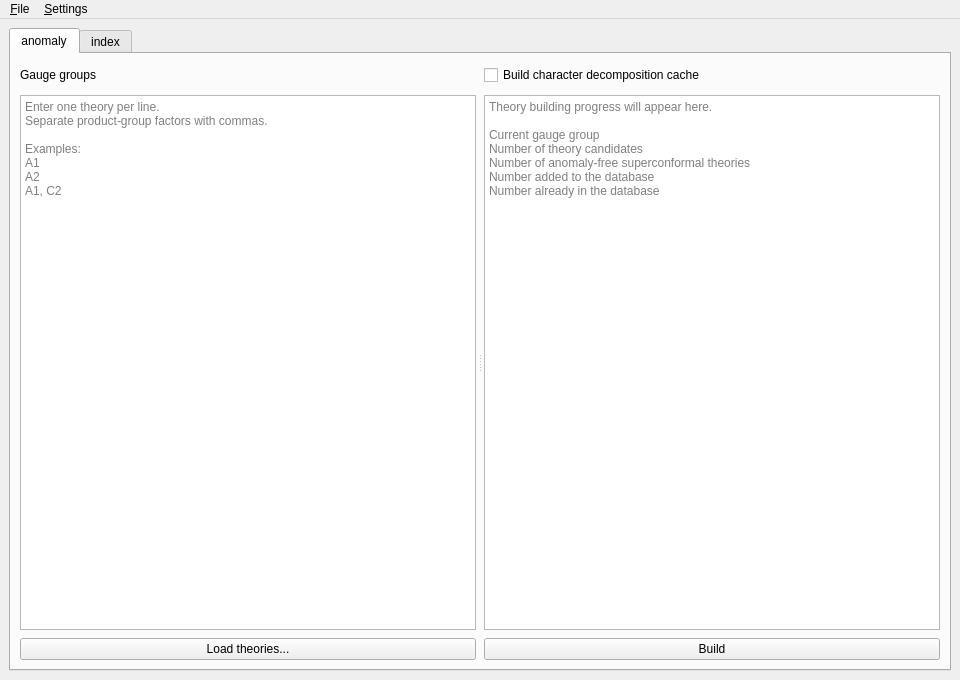
This is gui/n2_db.ui in SansyHuman/N2SCFTDB as Qt 5 draws it before an edit. The edited form follows.
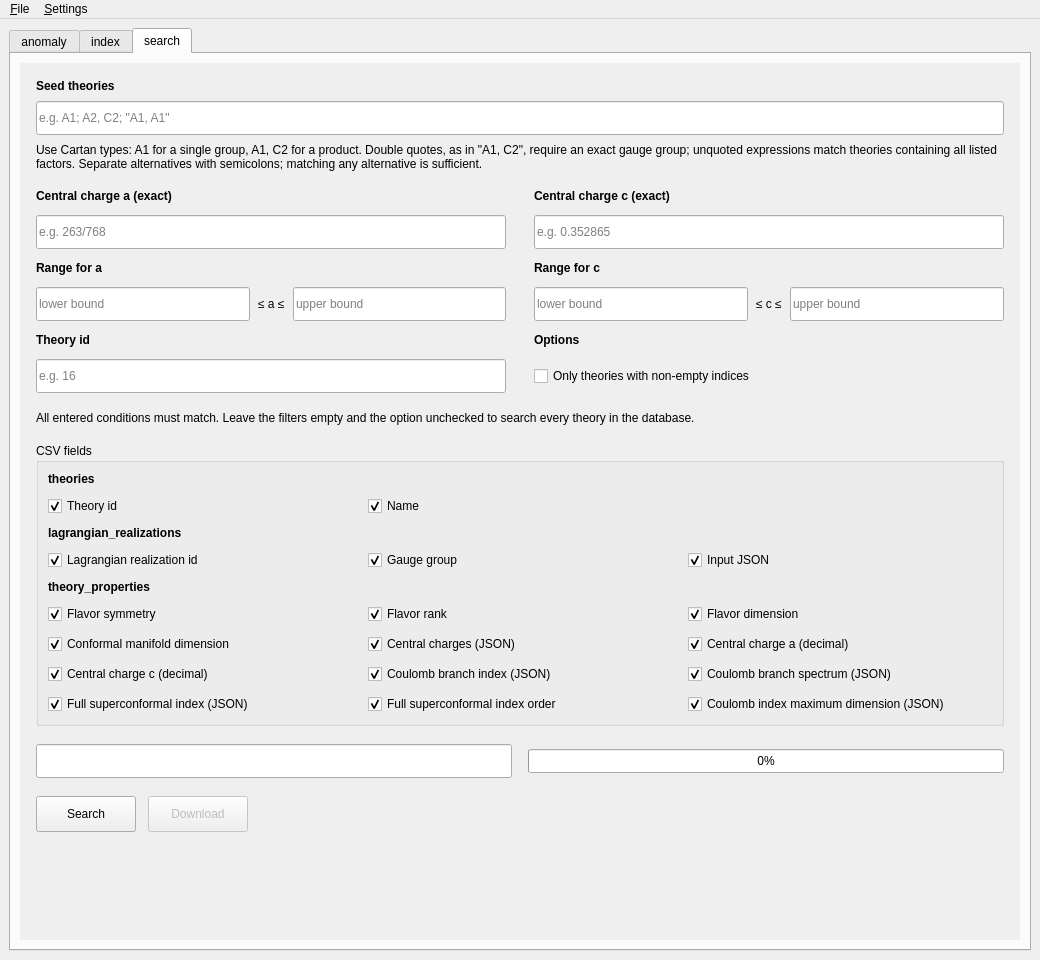
This is the edited form. The open tabs and pages were chosen to show the change.

Commit message: Implemented downloading theory data.

```diff
--- a/gui/n2_db.ui
+++ b/gui/n2_db.ui
@@ -2,7 +2,7 @@
 <ui version="4.0">
  <class>N2DatabaseWindow</class>
  <widget class="QMainWindow" name="N2DatabaseWindow">
-  <property name="geometry"><rect><x>0</x><y>0</y><width>960</width><height>680</height></rect></property>
+  <property name="geometry"><rect><x>0</x><y>0</y><width>1040</width><height>960</height></rect></property>
   <property name="windowTitle"><string>N2SCFTDB</string></property>
   <widget class="QWidget" name="centralwidget">
    <layout class="QVBoxLayout" name="mainLayout">
@@ -160,6 +160,361 @@
         </item>
        </layout>
       </widget>
+      <widget class="QWidget" name="searchTab">
+       <attribute name="title"><string>search</string></attribute>
+       <layout class="QVBoxLayout" name="searchTabLayout">
+        <item>
+         <widget class="QScrollArea" name="searchScrollArea">
+          <property name="frameShape"><enum>QFrame::NoFrame</enum></property>
+          <property name="widgetResizable"><bool>true</bool></property>
+          <widget class="QWidget" name="searchFormPanel">
+           <layout class="QVBoxLayout" name="searchFormLayout">
+            <property name="spacing"><number>18</number></property>
+            <property name="leftMargin"><number>16</number></property>
+            <property name="topMargin"><number>16</number></property>
+            <property name="rightMargin"><number>16</number></property>
+            <property name="bottomMargin"><number>16</number></property>
+            <item>
+             <layout class="QVBoxLayout" name="searchSeedLayout">
+              <property name="spacing"><number>8</number></property>
+              <item>
+               <widget class="QLabel" name="searchSeedLabel">
+                <property name="font"><font><bold>true</bold></font></property>
+                <property name="text"><string>Seed theories</string></property>
+                <property name="buddy"><cstring>searchGaugeGroupsEdit</cstring></property>
+               </widget>
+              </item>
+              <item>
+               <widget class="QLineEdit" name="searchGaugeGroupsEdit">
+                <property name="minimumSize"><size><width>0</width><height>34</height></size></property>
+                <property name="accessibleName"><string>Seed theory gauge groups in Cartan notation</string></property>
+                <property name="placeholderText"><string>e.g. A1; A2, C2; &quot;A1, A1&quot;</string></property>
+                <property name="toolTip"><string>Enter Cartan types. Commas join factors of a product gauge group. Double quotes require exactly that gauge group; unquoted expressions require all listed factors. Semicolons separate alternatives, any one of which may match. Leave empty for no gauge-group restriction.</string></property>
+               </widget>
+              </item>
+              <item>
+               <widget class="QLabel" name="searchSeedHelpLabel">
+                <property name="text"><string>Use Cartan types: A1 for a single group, A1, C2 for a product. Double quotes, as in &quot;A1, C2&quot;, require an exact gauge group; unquoted expressions match theories containing all listed factors. Separate alternatives with semicolons; matching any alternative is sufficient.</string></property>
+                <property name="wordWrap"><bool>true</bool></property>
+               </widget>
+              </item>
+             </layout>
+            </item>
+            <item>
+             <layout class="QGridLayout" name="searchCriteriaLayout" columnstretch="1,1">
+              <property name="horizontalSpacing"><number>28</number></property>
+              <property name="verticalSpacing"><number>12</number></property>
+              <item row="0" column="0">
+               <widget class="QLabel" name="searchCentralChargeALabel">
+                <property name="font"><font><bold>true</bold></font></property>
+                <property name="text"><string>Central charge a (exact)</string></property>
+                <property name="buddy"><cstring>searchCentralChargeAEdit</cstring></property>
+               </widget>
+              </item>
+              <item row="0" column="1">
+               <widget class="QLabel" name="searchCentralChargeCLabel">
+                <property name="font"><font><bold>true</bold></font></property>
+                <property name="text"><string>Central charge c (exact)</string></property>
+                <property name="buddy"><cstring>searchCentralChargeCEdit</cstring></property>
+               </widget>
+              </item>
+              <item row="1" column="0">
+               <widget class="QLineEdit" name="searchCentralChargeAEdit">
+                <property name="minimumSize"><size><width>0</width><height>34</height></size></property>
+                <property name="placeholderText"><string>e.g. 263/768</string></property>
+                <property name="toolTip"><string>Exact central charge a. Leave empty for no exact-value restriction.</string></property>
+               </widget>
+              </item>
+              <item row="1" column="1">
+               <widget class="QLineEdit" name="searchCentralChargeCEdit">
+                <property name="minimumSize"><size><width>0</width><height>34</height></size></property>
+                <property name="placeholderText"><string>e.g. 0.352865</string></property>
+                <property name="toolTip"><string>Exact central charge c. Leave empty for no exact-value restriction.</string></property>
+               </widget>
+              </item>
+              <item row="2" column="0">
+               <widget class="QLabel" name="searchCentralChargeARangeLabel">
+                <property name="font"><font><bold>true</bold></font></property>
+                <property name="text"><string>Range for a</string></property>
+                <property name="buddy"><cstring>searchCentralChargeAMinEdit</cstring></property>
+               </widget>
+              </item>
+              <item row="2" column="1">
+               <widget class="QLabel" name="searchCentralChargeCRangeLabel">
+                <property name="font"><font><bold>true</bold></font></property>
+                <property name="text"><string>Range for c</string></property>
+                <property name="buddy"><cstring>searchCentralChargeCMinEdit</cstring></property>
+               </widget>
+              </item>
+              <item row="3" column="0">
+               <layout class="QHBoxLayout" name="searchCentralChargeARangeLayout">
+                <property name="spacing"><number>8</number></property>
+                <item><widget class="QLineEdit" name="searchCentralChargeAMinEdit">
+                 <property name="minimumSize"><size><width>0</width><height>34</height></size></property>
+                 <property name="accessibleName"><string>Inclusive lower bound for central charge a</string></property>
+                 <property name="placeholderText"><string>lower bound</string></property>
+                 <property name="toolTip"><string>Inclusive lower bound for a. Leave empty for no lower bound.</string></property>
+                </widget></item>
+                <item><widget class="QLabel" name="searchCentralChargeARangeSeparator"><property name="text"><string>≤ a ≤</string></property></widget></item>
+                <item><widget class="QLineEdit" name="searchCentralChargeAMaxEdit">
+                 <property name="minimumSize"><size><width>0</width><height>34</height></size></property>
+                 <property name="accessibleName"><string>Inclusive upper bound for central charge a</string></property>
+                 <property name="placeholderText"><string>upper bound</string></property>
+                 <property name="toolTip"><string>Inclusive upper bound for a. Leave empty for no upper bound.</string></property>
+                </widget></item>
+               </layout>
+              </item>
+              <item row="3" column="1">
+               <layout class="QHBoxLayout" name="searchCentralChargeCRangeLayout">
+                <property name="spacing"><number>8</number></property>
+                <item><widget class="QLineEdit" name="searchCentralChargeCMinEdit">
+                 <property name="minimumSize"><size><width>0</width><height>34</height></size></property>
+                 <property name="accessibleName"><string>Inclusive lower bound for central charge c</string></property>
+                 <property name="placeholderText"><string>lower bound</string></property>
+                 <property name="toolTip"><string>Inclusive lower bound for c. Leave empty for no lower bound.</string></property>
+                </widget></item>
+                <item><widget class="QLabel" name="searchCentralChargeCRangeSeparator"><property name="text"><string>≤ c ≤</string></property></widget></item>
+                <item><widget class="QLineEdit" name="searchCentralChargeCMaxEdit">
+                 <property name="minimumSize"><size><width>0</width><height>34</height></size></property>
+                 <property name="accessibleName"><string>Inclusive upper bound for central charge c</string></property>
+                 <property name="placeholderText"><string>upper bound</string></property>
+                 <property name="toolTip"><string>Inclusive upper bound for c. Leave empty for no upper bound.</string></property>
+                </widget></item>
+               </layout>
+              </item>
+              <item row="4" column="0">
+               <widget class="QLabel" name="searchTheoryIdLabel">
+                <property name="font"><font><bold>true</bold></font></property>
+                <property name="text"><string>Theory id</string></property>
+                <property name="buddy"><cstring>searchTheoryIdEdit</cstring></property>
+               </widget>
+              </item>
+              <item row="4" column="1">
+               <widget class="QLabel" name="searchOptionsLabel">
+                <property name="font"><font><bold>true</bold></font></property>
+                <property name="text"><string>Options</string></property>
+                <property name="buddy"><cstring>searchNonEmptyIndicesCheckBox</cstring></property>
+               </widget>
+              </item>
+              <item row="5" column="0">
+               <widget class="QLineEdit" name="searchTheoryIdEdit">
+                <property name="minimumSize"><size><width>0</width><height>34</height></size></property>
+                <property name="placeholderText"><string>e.g. 16</string></property>
+                <property name="toolTip"><string>The ID of the theory, not a Lagrangian realization ID. Leave empty for no ID restriction.</string></property>
+               </widget>
+              </item>
+              <item row="5" column="1">
+               <widget class="QCheckBox" name="searchNonEmptyIndicesCheckBox">
+                <property name="text"><string>Only theories with non-empty indices</string></property>
+                <property name="toolTip"><string>Require a calculated full superconformal index. Coulomb branch indices and spectra may be empty.</string></property>
+                <property name="checked"><bool>false</bool></property>
+               </widget>
+              </item>
+             </layout>
+            </item>
+            <item>
+             <widget class="QLabel" name="searchConditionsHelpLabel">
+              <property name="text"><string>All entered conditions must match. Leave the filters empty and the option unchecked to search every theory in the database.</string></property>
+              <property name="wordWrap"><bool>true</bool></property>
+             </widget>
+            </item>
+            <item>
+             <widget class="QGroupBox" name="searchCsvFieldsGroup">
+              <property name="title"><string>CSV fields</string></property>
+              <layout class="QGridLayout" name="searchCsvFieldsLayout" columnstretch="1,1,1">
+               <property name="horizontalSpacing"><number>16</number></property>
+               <property name="verticalSpacing"><number>10</number></property>
+                <item row="0" column="0" colspan="3">
+                 <widget class="QLabel" name="searchCsvTheoriesLabel">
+                  <property name="font"><font><bold>true</bold></font></property>
+                  <property name="text"><string>theories</string></property>
+                 </widget>
+                </item>
+                <item row="1" column="0">
+                 <widget class="QCheckBox" name="searchCsvTheoryIdCheckBox">
+                  <property name="text"><string>Theory id</string></property>
+                  <property name="toolTip"><string>theories.id</string></property>
+                  <property name="checked"><bool>true</bool></property>
+                 </widget>
+                </item>
+                <item row="1" column="1">
+                 <widget class="QCheckBox" name="searchCsvTheoryNameCheckBox">
+                  <property name="text"><string>Name</string></property>
+                  <property name="toolTip"><string>theories.name</string></property>
+                  <property name="checked"><bool>true</bool></property>
+                 </widget>
+                </item>
+                <item row="2" column="0" colspan="3">
+                 <widget class="QLabel" name="searchCsvRealizationsLabel">
+                  <property name="font"><font><bold>true</bold></font></property>
+                  <property name="text"><string>lagrangian_realizations</string></property>
+                 </widget>
+                </item>
+                <item row="3" column="0">
+                 <widget class="QCheckBox" name="searchCsvRealizationIdCheckBox">
+                  <property name="text"><string>Lagrangian realization id</string></property>
+                  <property name="toolTip"><string>lagrangian_realizations.id</string></property>
+                  <property name="checked"><bool>true</bool></property>
+                 </widget>
+                </item>
+                <item row="3" column="1">
+                 <widget class="QCheckBox" name="searchCsvGaugeGroupCheckBox">
+                  <property name="text"><string>Gauge group</string></property>
+                  <property name="toolTip"><string>lagrangian_realizations.gauge_group</string></property>
+                  <property name="checked"><bool>true</bool></property>
+                 </widget>
+                </item>
+                <item row="3" column="2">
+                 <widget class="QCheckBox" name="searchCsvInputJsonCheckBox">
+                  <property name="text"><string>Input JSON</string></property>
+                  <property name="toolTip"><string>lagrangian_realizations.input_json</string></property>
+                  <property name="checked"><bool>true</bool></property>
+                 </widget>
+                </item>
+                <item row="4" column="0" colspan="3">
+                 <widget class="QLabel" name="searchCsvPropertiesLabel">
+                  <property name="font"><font><bold>true</bold></font></property>
+                  <property name="text"><string>theory_properties</string></property>
+                 </widget>
+                </item>
+                <item row="5" column="0">
+                 <widget class="QCheckBox" name="searchCsvFlavorSymmetryCheckBox">
+                  <property name="text"><string>Flavor symmetry</string></property>
+                  <property name="toolTip"><string>theory_properties.flavor_symmetry</string></property>
+                  <property name="checked"><bool>true</bool></property>
+                 </widget>
+                </item>
+                <item row="5" column="1">
+                 <widget class="QCheckBox" name="searchCsvFlavorRankCheckBox">
+                  <property name="text"><string>Flavor rank</string></property>
+                  <property name="toolTip"><string>theory_properties.flavor_rank</string></property>
+                  <property name="checked"><bool>true</bool></property>
+                 </widget>
+                </item>
+                <item row="5" column="2">
+                 <widget class="QCheckBox" name="searchCsvFlavorDimensionCheckBox">
+                  <property name="text"><string>Flavor dimension</string></property>
+                  <property name="toolTip"><string>theory_properties.flavor_dimension</string></property>
+                  <property name="checked"><bool>true</bool></property>
+                 </widget>
+                </item>
+                <item row="6" column="0">
+                 <widget class="QCheckBox" name="searchCsvConformalManifoldDimensionCheckBox">
+                  <property name="text"><string>Conformal manifold dimension</string></property>
+                  <property name="toolTip"><string>theory_properties.conformal_manifold_dimension</string></property>
+                  <property name="checked"><bool>true</bool></property>
+                 </widget>
+                </item>
+                <item row="6" column="1">
+                 <widget class="QCheckBox" name="searchCsvCentralChargesJsonCheckBox">
+                  <property name="text"><string>Central charges (JSON)</string></property>
+                  <property name="toolTip"><string>theory_properties.central_charges_json</string></property>
+                  <property name="checked"><bool>true</bool></property>
+                 </widget>
+                </item>
+                <item row="6" column="2">
+                 <widget class="QCheckBox" name="searchCsvCentralChargeADecimalCheckBox">
+                  <property name="text"><string>Central charge a (decimal)</string></property>
+                  <property name="toolTip"><string>theory_properties.central_charge_a_decimal</string></property>
+                  <property name="checked"><bool>true</bool></property>
+                 </widget>
+                </item>
+                <item row="7" column="0">
+                 <widget class="QCheckBox" name="searchCsvCentralChargeCDecimalCheckBox">
+                  <property name="text"><string>Central charge c (decimal)</string></property>
+                  <property name="toolTip"><string>theory_properties.central_charge_c_decimal</string></property>
+                  <property name="checked"><bool>true</bool></property>
+                 </widget>
+                </item>
+                <item row="7" column="1">
+                 <widget class="QCheckBox" name="searchCsvCoulombBranchIndexJsonCheckBox">
+                  <property name="text"><string>Coulomb branch index (JSON)</string></property>
+                  <property name="toolTip"><string>theory_properties.coulomb_branch_index_json</string></property>
+                  <property name="checked"><bool>true</bool></property>
+                 </widget>
+                </item>
+                <item row="7" column="2">
+                 <widget class="QCheckBox" name="searchCsvCoulombBranchSpectrumJsonCheckBox">
+                  <property name="text"><string>Coulomb branch spectrum (JSON)</string></property>
+                  <property name="toolTip"><string>theory_properties.coulomb_branch_spectrum_json</string></property>
+                  <property name="checked"><bool>true</bool></property>
+                 </widget>
+                </item>
+                <item row="8" column="0">
+                 <widget class="QCheckBox" name="searchCsvSuperconformalIndexJsonCheckBox">
+                  <property name="text"><string>Full superconformal index (JSON)</string></property>
+                  <property name="toolTip"><string>theory_properties.superconformal_index_json</string></property>
+                  <property name="checked"><bool>true</bool></property>
+                 </widget>
+                </item>
+                <item row="8" column="1">
+                 <widget class="QCheckBox" name="searchCsvSuperconformalIndexOrderCheckBox">
+                  <property name="text"><string>Full superconformal index order</string></property>
+                  <property name="toolTip"><string>theory_properties.superconformal_index_order</string></property>
+                  <property name="checked"><bool>true</bool></property>
+                 </widget>
+                </item>
+                <item row="8" column="2">
+                 <widget class="QCheckBox" name="searchCsvCoulombBranchIndexMaxDimensionJsonCheckBox">
+                  <property name="text"><string>Coulomb index maximum dimension (JSON)</string></property>
+                  <property name="toolTip"><string>theory_properties.coulomb_branch_index_max_dimension_json</string></property>
+                  <property name="checked"><bool>true</bool></property>
+                 </widget>
+                </item>
+              </layout>
+             </widget>
+            </item>
+            <item>
+             <layout class="QHBoxLayout" name="searchResultsLayout" stretch="1,1">
+              <property name="spacing"><number>16</number></property>
+              <item>
+               <widget class="QLineEdit" name="searchResultCountEdit">
+                <property name="minimumSize"><size><width>0</width><height>34</height></size></property>
+                <property name="accessibleName"><string>Number of matching theories</string></property>
+                <property name="toolTip"><string>The number of theories satisfying the search conditions will appear here.</string></property>
+                <property name="readOnly"><bool>true</bool></property>
+               </widget>
+              </item>
+              <item>
+               <widget class="QProgressBar" name="searchDownloadProgressBar">
+                <property name="minimumSize"><size><width>0</width><height>24</height></size></property>
+                <property name="accessibleName"><string>Theory CSV download progress</string></property>
+                <property name="toolTip"><string>Progress of writing the matching theories to a CSV file.</string></property>
+                <property name="minimum"><number>0</number></property>
+                <property name="maximum"><number>100</number></property>
+                <property name="value"><number>0</number></property>
+               </widget>
+              </item>
+             </layout>
+            </item>
+            <item>
+             <layout class="QHBoxLayout" name="searchButtonsLayout">
+              <property name="spacing"><number>12</number></property>
+              <item>
+               <widget class="QPushButton" name="searchTheoriesButton">
+                <property name="minimumSize"><size><width>100</width><height>36</height></size></property>
+                <property name="text"><string>Search</string></property>
+                <property name="toolTip"><string>Find all theories satisfying the search conditions.</string></property>
+               </widget>
+              </item>
+              <item>
+               <widget class="QPushButton" name="downloadTheoriesButton">
+                <property name="enabled"><bool>false</bool></property>
+                <property name="minimumSize"><size><width>100</width><height>36</height></size></property>
+                <property name="text"><string>Download</string></property>
+                <property name="toolTip"><string>After a search, save information for every matching theory to a CSV file.</string></property>
+               </widget>
+              </item>
+              <item><spacer name="searchButtonsSpacer"><property name="orientation"><enum>Qt::Horizontal</enum></property><property name="sizeHint" stdset="0"><size><width>40</width><height>20</height></size></property></spacer></item>
+             </layout>
+            </item>
+            <item><spacer name="searchFormBottomSpacer"><property name="orientation"><enum>Qt::Vertical</enum></property><property name="sizeHint" stdset="0"><size><width>20</width><height>40</height></size></property></spacer></item>
+           </layout>
+          </widget>
+         </widget>
+        </item>
+       </layout>
+      </widget>
      </widget>
     </item>
    </layout>
```
Left out of the diff: 29 changed lines with no effect on the pictures. The commit also changes 11 other files.
